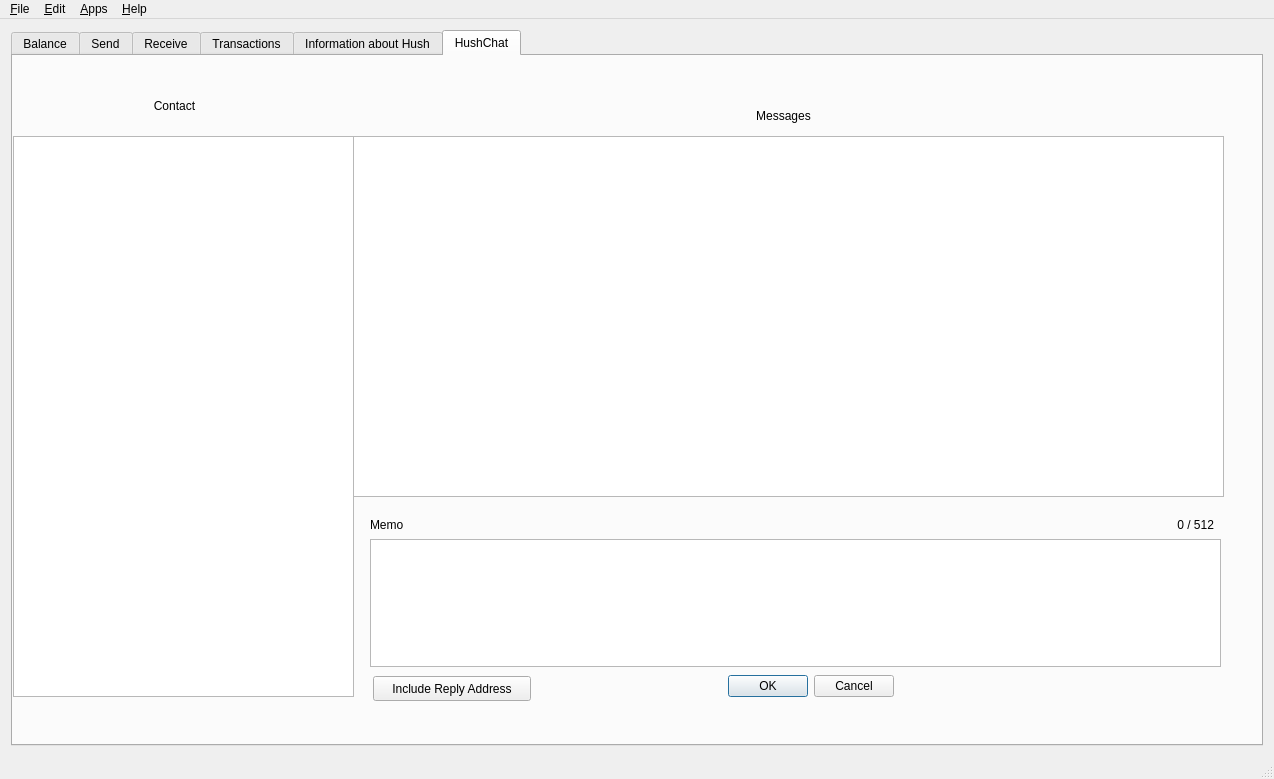
Above: src/mainwindow.ui from jahway603/SilentDragonLite before the change. Below: the same form after it.
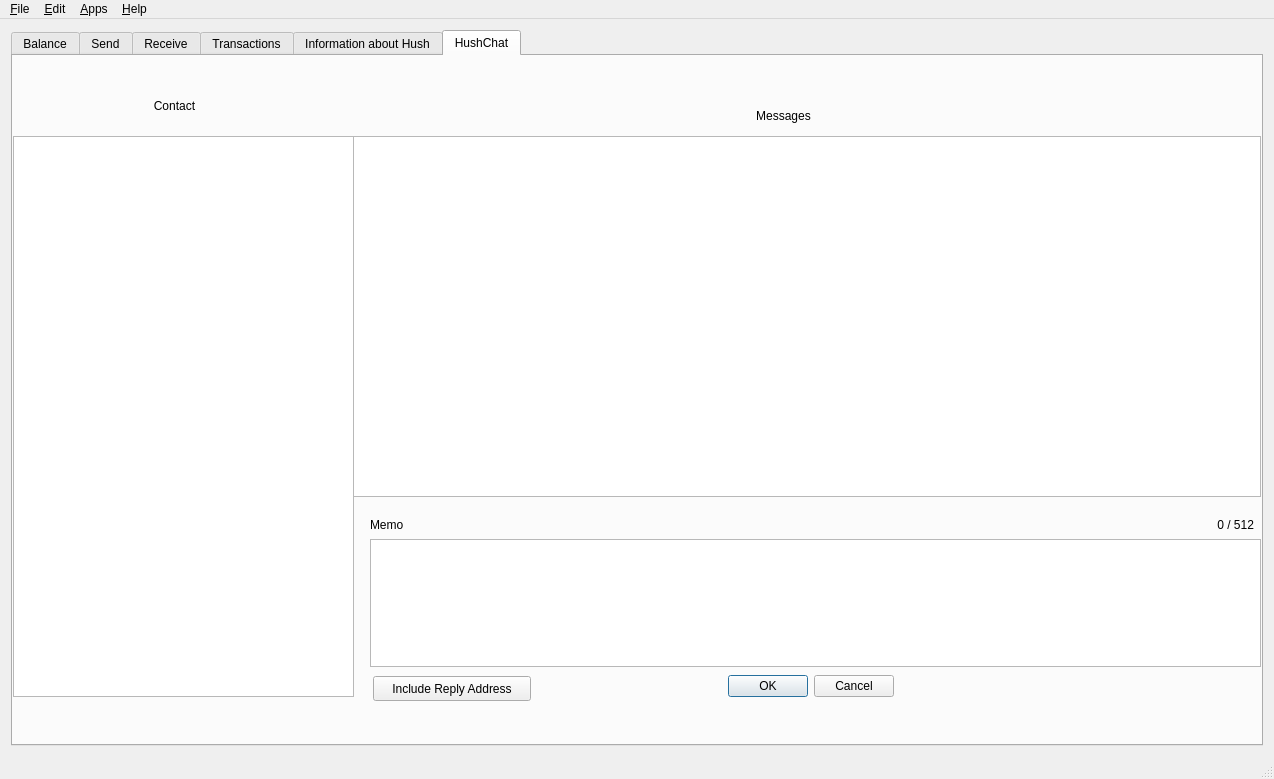
That is the form after the change. Icons and pictures are not drawn. Custom widgets are drawn as their Qt base class.

The edit to the form file:
```diff
--- a/src/mainwindow.ui
+++ b/src/mainwindow.ui
@@ -1356,7 +1356,7 @@
          <rect>
           <x>340</x>
           <y>80</y>
-          <width>871</width>
+          <width>908</width>
           <height>361</height>
          </rect>
         </property>
@@ -1379,7 +1379,7 @@
          <rect>
           <x>357</x>
           <y>483</y>
-          <width>851</width>
+          <width>891</width>
           <height>128</height>
          </rect>
         </property>
@@ -1416,7 +1416,7 @@
        <widget class="QLabel" name="memoSizeChat">
         <property name="geometry">
          <rect>
-          <x>1110</x>
+          <x>1150</x>
           <y>460</y>
           <width>91</width>
           <height>17</height>
@@ -1613,6 +1613,11 @@
  </widget>
  <layoutdefault spacing="6" margin="11"/>
  <customwidgets>
+  <customwidget>
+   <class>MemoEdit</class>
+   <extends>QPlainTextEdit</extends>
+   <header>memoedit.h</header>
+  </customwidget>
   <customwidget>
    <class>AddressCombo</class>
    <extends>QComboBox</extends>
@@ -1628,11 +1633,6 @@
    <extends>QLabel</extends>
    <header>fillediconlabel.h</header>
   </customwidget>
-  <customwidget>
-   <class>MemoEdit</class>
-   <extends>QPlainTextEdit</extends>
-   <header>memoedit.h</header>
-  </customwidget>
  </customwidgets>
  <tabstops>
   <tabstop>Address1</tabstop>
```
